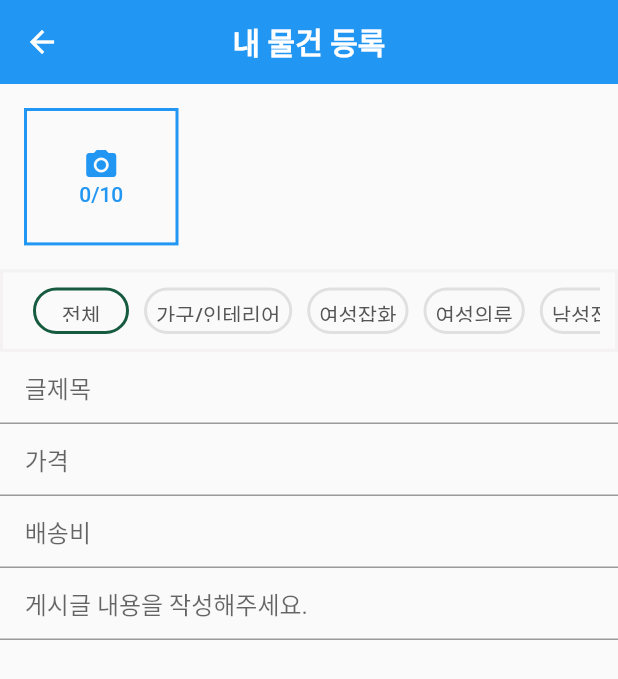
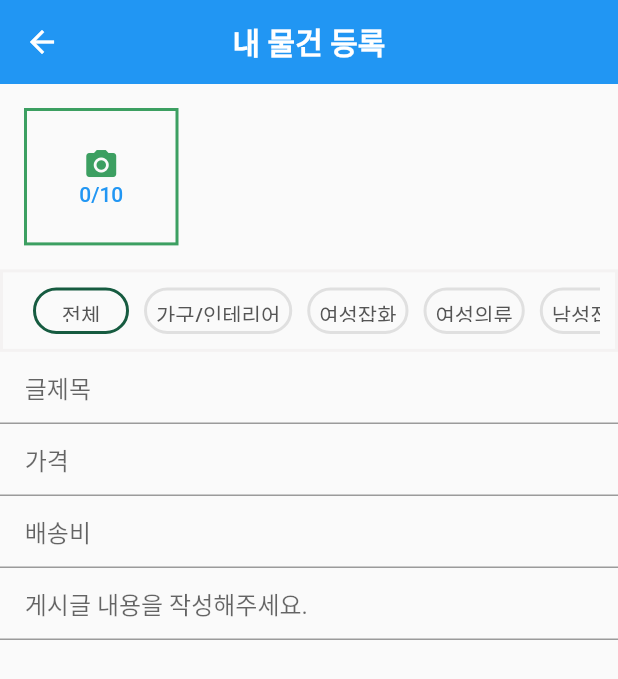
Before and after one commit to hwanny7/Re_Slow, a Flutter app: the CreateArticle screen opened directly, on a phone screen of 412 x 824 dp. Shown: the top 679 px of the screen. Run offline on Flutter 3.47's test engine with Material 2 defaults, Android fonts, the phone set to English and light mode, and no system bars; our stand-ins replace carousel_slider, dio, image_picker, shared_preferences; accounts and stored records are empty; Roboto replaces fonts that are missing (NanumSquare).

```diff
--- a/frontend/lib/pages/market/create_article.dart
+++ b/frontend/lib/pages/market/create_article.dart
@@ -80,14 +80,17 @@ class _CreateArticleState extends State<CreateArticle> {
                                       child: Column(
                                         mainAxisSize: MainAxisSize.min,
                                         children: [
-                                          Icon(Icons.photo_camera),
+                                          Icon(
+                                            Icons.photo_camera,
+                                            color: Color(0xff3C9F61),
+                                          ),
                                           Text('${selectedImages.length}/10')
                                         ],
                                       ))),
                               width: width * 0.25,
                               decoration: BoxDecoration(
                                 border: Border.all(
-                                  color: Colors.blue, // Border color
+                                  color: Color(0xff3C9F61), // Border color
                                   width: 2.0, // Border width
                                 ),
                               ));
@@ -169,6 +172,7 @@ class _CreateArticleState extends State<CreateArticle> {
                   },
                 ),
                 TextField(
+                  maxLines: null,
                   decoration: InputDecoration(
                     hintText: '게시글 내용을 작성해주세요.',
                     focusedBorder: const UnderlineInputBorder(
```
